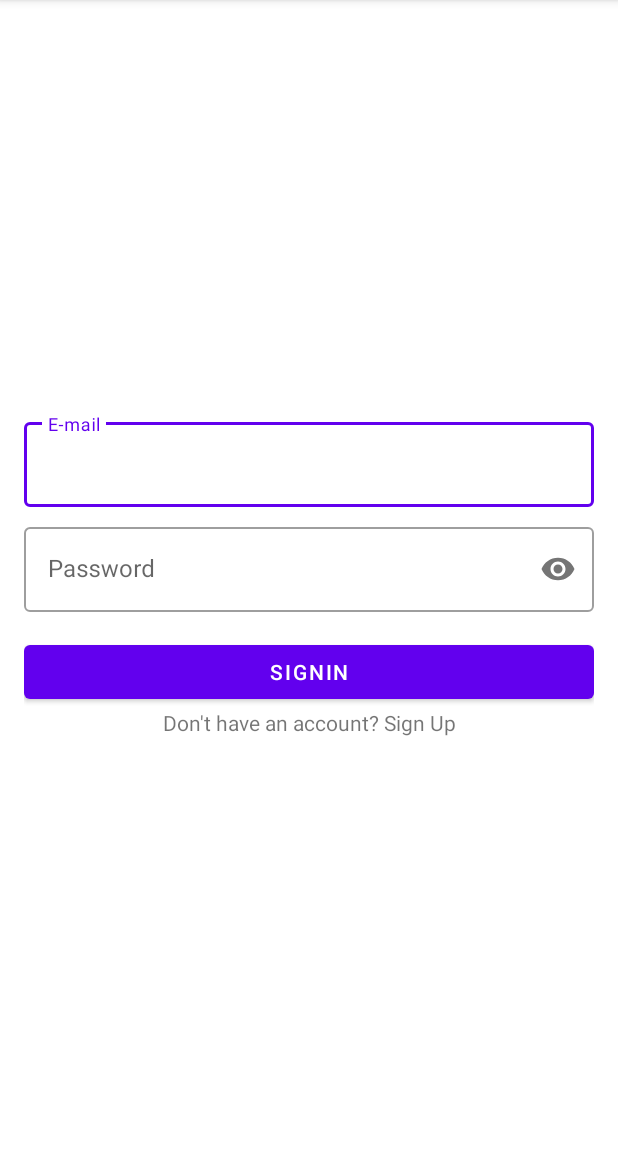
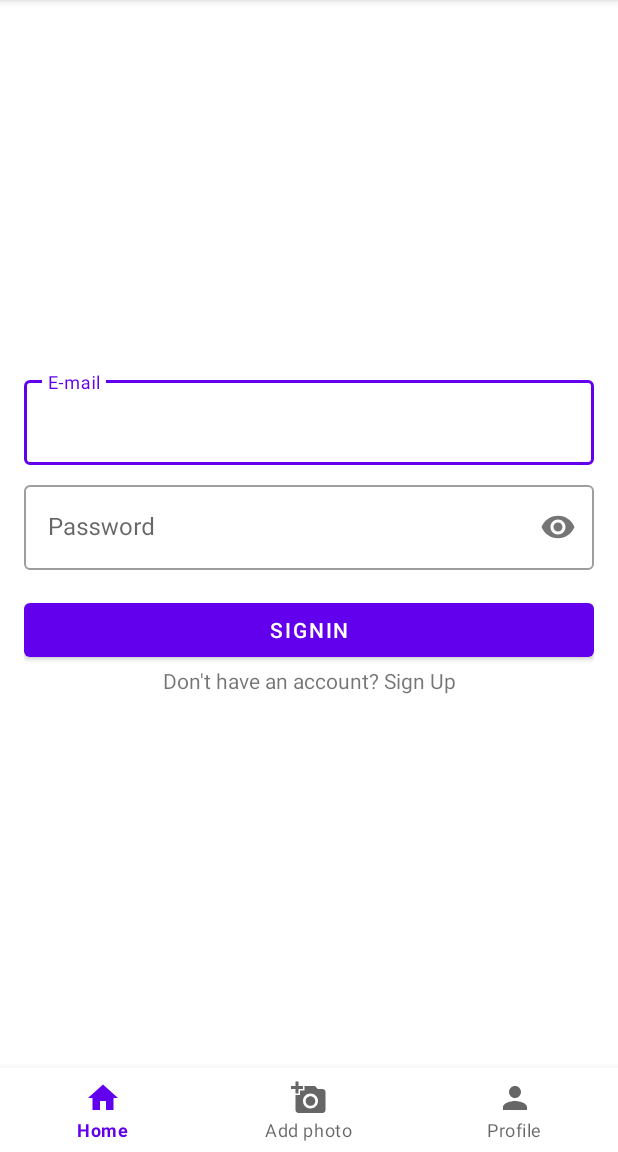
Before and after one commit to FiorelaDelPilar/BlogApp, an Android app: the screen it shows after launch (MainActivity), on a phone screen of 412 x 824 dp, the part 84-1236 px from its top. Run offline under Robolectric (Android 15) with nearby library versions, the phone set to English and light mode, and no system bars; our stand-ins replace Firebase (no records; nobody signed in at launch, a user with empty details on screens opened directly), navigation-ui.

Commit message:
109 Creando menu de navegacion

```diff
--- a/app/src/main/java/com/learning/blogapp/MainActivity.kt
+++ b/app/src/main/java/com/learning/blogapp/MainActivity.kt
@@ -10,21 +10,34 @@ import android.util.Log
 import android.widget.Button
 import android.widget.ImageView
 import android.widget.Toast
+import androidx.navigation.findNavController
+import androidx.navigation.fragment.NavHostFragment
+import androidx.navigation.navOptions
+import androidx.navigation.ui.setupWithNavController
 import com.google.common.math.BigIntegerMath
 import com.google.firebase.firestore.FirebaseFirestore
 import com.google.firebase.storage.FirebaseStorage
+import com.learning.blogapp.databinding.ActivityMainBinding
 import kotlinx.coroutines.tasks.await
 import java.io.ByteArrayOutputStream
 import java.util.*
 
 class MainActivity : AppCompatActivity() {
 
+    private lateinit var binding:ActivityMainBinding
+
     /*private lateinit var  imageView: ImageView
     private val REQUEST_IMAGE_CAPTURE = 1   */
 
     override fun onCreate(savedInstanceState: Bundle?) {
         super.onCreate(savedInstanceState)
-        setContentView(R.layout.activity_main)
+        binding = ActivityMainBinding.inflate(layoutInflater)
+        setContentView(binding.root)
+        //estos val es una forma de solucionar error común por el navhost pero también se podría usar en el xml "fragment" en lugar de "FragmentContainerView" y abajo setupWithNavController(findNavController(R.id.nav_host_fragment))
+        val navHostFragment = supportFragmentManager.findFragmentById(R.id.nav_host_fragment) as NavHostFragment
+        val navController = navHostFragment.navController
+        binding.bottomNavigationView.setupWithNavController(navController)
+
 
         /*val btnTakePicture = findViewById<Button>(R.id.btn_take_picture)
         imageView = findViewById(R.id.imageView)
--- /dev/null
+++ b/app/src/main/java/com/learning/blogapp/ui/camera/CameraFragment.kt
@@ -0,0 +1,12 @@
+package com.learning.blogapp.ui.camera
+
+import android.os.Bundle
+import androidx.fragment.app.Fragment
+import android.view.LayoutInflater
+import android.view.View
+import android.view.ViewGroup
+import com.learning.blogapp.R
+
+
+class CameraFragment : Fragment(R.layout.fragment_camera) {
+}
--- /dev/null
+++ b/app/src/main/java/com/learning/blogapp/ui/profile/ProfileFragment.kt
@@ -0,0 +1,12 @@
+package com.learning.blogapp.ui.profile
+
+import android.os.Bundle
+import androidx.fragment.app.Fragment
+import android.view.LayoutInflater
+import android.view.View
+import android.view.ViewGroup
+import com.learning.blogapp.R
+
+class ProfileFragment : Fragment(R.layout.fragment_profile) {
+
+}
--- /dev/null
+++ b/app/src/main/res/drawable/baseline_add_a_photo_24.xml
@@ -0,0 +1,5 @@
+<vector android:height="24dp" android:tint="#000000"
+    android:viewportHeight="24" android:viewportWidth="24"
+    android:width="24dp" xmlns:android="http://schemas.android.com/apk/res/android">
+    <path android:fillColor="@android:color/white" android:pathData="M3,4V1h2v3h3v2H5v3H3V6H0V4H3zM6,10V7h3V4h7l1.83,2H21c1.1,0 2,0.9 2,2v12c0,1.1 -0.9,2 -2,2H5c-1.1,0 -2,-0.9 -2,-2V10H6zM13,19c2.76,0 5,-2.24 5,-5s-2.24,-5 -5,-5s-5,2.24 -5,5S10.24,19 13,19zM9.8,14c0,1.77 1.43,3.2 3.2,3.2s3.2,-1.43 3.2,-3.2s-1.43,-3.2 -3.2,-3.2S9.8,12.23 9.8,14z"/>
+</vector>
--- /dev/null
+++ b/app/src/main/res/drawable/baseline_home_24.xml
@@ -0,0 +1,5 @@
+<vector android:height="24dp" android:tint="#000000"
+    android:viewportHeight="24" android:viewportWidth="24"
+    android:width="24dp" xmlns:android="http://schemas.android.com/apk/res/android">
+    <path android:fillColor="@android:color/white" android:pathData="M10,20v-6h4v6h5v-8h3L12,3 2,12h3v8z"/>
+</vector>
--- /dev/null
+++ b/app/src/main/res/drawable/baseline_person_24.xml
@@ -0,0 +1,5 @@
+<vector android:height="24dp" android:tint="#000000"
+    android:viewportHeight="24" android:viewportWidth="24"
+    android:width="24dp" xmlns:android="http://schemas.android.com/apk/res/android">
+    <path android:fillColor="@android:color/white" android:pathData="M12,12c2.21,0 4,-1.79 4,-4s-1.79,-4 -4,-4 -4,1.79 -4,4 1.79,4 4,4zM12,14c-2.67,0 -8,1.34 -8,4v2h16v-2c0,-2.66 -5.33,-4 -8,-4z"/>
+</vector>
--- a/app/src/main/res/layout/activity_main.xml
+++ b/app/src/main/res/layout/activity_main.xml
@@ -1,5 +1,5 @@
 <?xml version="1.0" encoding="utf-8"?>
-<LinearLayout xmlns:android="http://schemas.android.com/apk/res/android"
+<androidx.constraintlayout.widget.ConstraintLayout xmlns:android="http://schemas.android.com/apk/res/android"
     xmlns:app="http://schemas.android.com/apk/res-auto"
     xmlns:tools="http://schemas.android.com/tools"
     android:layout_width="match_parent"
@@ -9,14 +9,27 @@
 
     <androidx.fragment.app.FragmentContainerView
         android:id="@+id/nav_host_fragment"
+        android:name="androidx.navigation.fragment.NavHostFragment"
         android:layout_width="match_parent"
-        android:layout_height="match_parent"
-        android:name="androidx.navigation.fragment.NavHostFragment"
+        android:layout_height="0dp"
         app:defaultNavHost="true"
-        app:navGraph="@navigation/main_graph"/>
+        app:layout_constraintBottom_toTopOf="@+id/bottomNavigationView"
+        app:layout_constraintEnd_toEndOf="parent"
+        app:layout_constraintStart_toStartOf="parent"
+        app:layout_constraintTop_toTopOf="parent"
+        app:navGraph="@navigation/main_graph" />
+
+    <com.google.android.material.bottomnavigation.BottomNavigationView
+        android:id="@+id/bottomNavigationView"
+        android:layout_width="match_parent"
+        android:layout_height="wrap_content"
+        app:layout_constraintBottom_toBottomOf="parent"
+        app:layout_constraintEnd_toEndOf="parent"
+        app:layout_constraintStart_toStartOf="parent"
+        app:menu="@menu/navigation_menu"/>
 
 
-</LinearLayout>
+</androidx.constraintlayout.widget.ConstraintLayout>
 
 
 <!--
--- /dev/null
+++ b/app/src/main/res/layout/fragment_camera.xml
@@ -0,0 +1,14 @@
+<?xml version="1.0" encoding="utf-8"?>
+<FrameLayout xmlns:android="http://schemas.android.com/apk/res/android"
+    xmlns:tools="http://schemas.android.com/tools"
+    android:layout_width="match_parent"
+    android:layout_height="match_parent"
+    tools:context=".ui.camera.CameraFragment">
+
+    <!-- TODO: Update blank fragment layout -->
+    <TextView
+        android:layout_width="match_parent"
+        android:layout_height="match_parent"
+        android:text="Camera fragment" />
+
+</FrameLayout>
--- /dev/null
+++ b/app/src/main/res/layout/fragment_profile.xml
@@ -0,0 +1,14 @@
+<?xml version="1.0" encoding="utf-8"?>
+<FrameLayout xmlns:android="http://schemas.android.com/apk/res/android"
+    xmlns:tools="http://schemas.android.com/tools"
+    android:layout_width="match_parent"
+    android:layout_height="match_parent"
+    tools:context=".ui.profile.ProfileFragment">
+
+    <!-- TODO: Update blank fragment layout -->
+    <TextView
+        android:layout_width="match_parent"
+        android:layout_height="match_parent"
+        android:text="Profile fragment" />
+
+</FrameLayout>
--- /dev/null
+++ b/app/src/main/res/menu/navigation_menu.xml
@@ -0,0 +1,17 @@
+<?xml version="1.0" encoding="utf-8"?>
+<menu xmlns:android="http://schemas.android.com/apk/res/android">
+    <item
+        android:id="@+id/homeScreenFragment"
+        android:icon="@drawable/baseline_home_24"
+        android:title="Home" />
+
+    <item
+        android:id="@+id/cameraFragment"
+        android:icon="@drawable/baseline_add_a_photo_24"
+        android:title="Add photo" />
+
+    <item
+        android:id="@+id/profileFragment"
+        android:icon="@drawable/baseline_person_24"
+        android:title="Profile" />
+</menu>
--- a/app/src/main/res/navigation/main_graph.xml
+++ b/app/src/main/res/navigation/main_graph.xml
@@ -35,4 +35,14 @@
             android:id="@+id/action_registerFragment_to_homeScreenFragment"
             app:destination="@id/homeScreenFragment" />
     </fragment>
+    <fragment
+        android:id="@+id/cameraFragment"
+        android:name="com.learning.blogapp.ui.camera.CameraFragment"
+        android:label="fragment_camera"
+        tools:layout="@layout/fragment_camera" />
+    <fragment
+        android:id="@+id/profileFragment"
+        android:name="com.learning.blogapp.ui.profile.ProfileFragment"
+        android:label="fragment_profile"
+        tools:layout="@layout/fragment_profile" />
 </navigation>
```
Also changed, not shown: app/src/main/java/com/learning/blogapp/ui/main/HomeScreenFragment.kt (+7 -5 lines).
